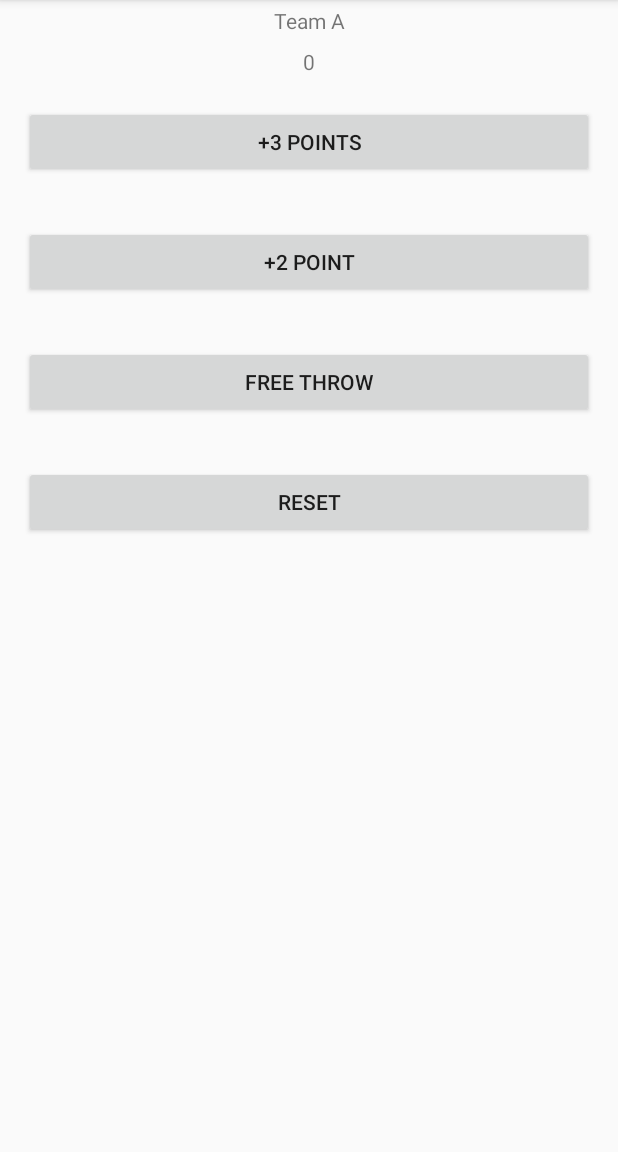
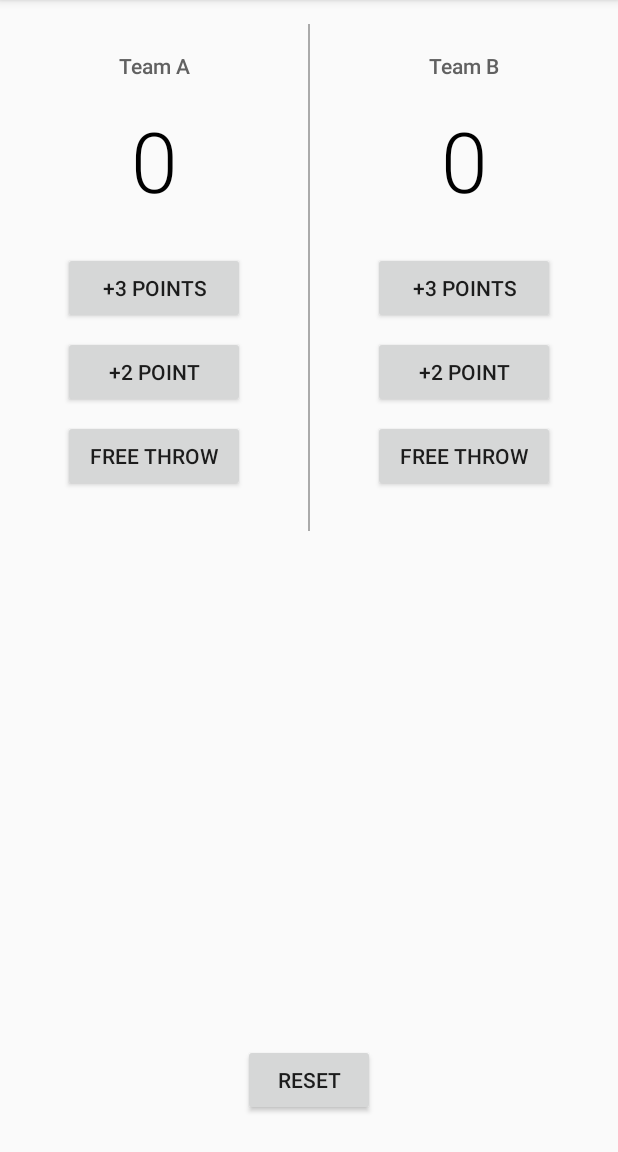
Before and after one commit to Kiarie1/CourtCounter.v1, an Android app: the screen it shows after launch (MainActivity), on a phone screen of 412 x 824 dp, the part 84-1236 px from its top. Run offline under Robolectric (Android 15) with nearby library versions, the phone set to English and light mode, and no system bars.

Commit message:
Update activity_main.xml

```diff
--- a/app/src/main/res/layout/activity_main.xml
+++ b/app/src/main/res/layout/activity_main.xml
@@ -1,51 +1,155 @@
 <?xml version="1.0" encoding="utf-8"?>
-<LinearLayout xmlns:android="http://schemas.android.com/apk/res/android"
+<RelativeLayout xmlns:android="http://schemas.android.com/apk/res/android"
     xmlns:tools="http://schemas.android.com/tools"
     android:layout_width="match_parent"
-    android:layout_height="match_parent"
-    android:orientation="vertical"
+    android:layout_height="match_parent">
+
+    <LinearLayout
+        android:layout_width="match_parent"
+        android:layout_height="wrap_content"
+        android:orientation="horizontal"
         tools:context="com.example.android.courtcounter.MainActivity">
+
+
+        <LinearLayout
+            android:layout_width="0dp"
+            android:layout_height="wrap_content"
+            android:layout_margin="18dp"
+            android:layout_weight="1"
+            android:orientation="vertical">
+
 
             <TextView
                 android:layout_width="match_parent"
                 android:layout_height="wrap_content"
+                android:layout_marginBottom="16dp"
+                android:layout_marginTop="16dp"
+                android:fontFamily="sans-serif-medium"
                 android:gravity="center_horizontal"
-        android:padding="4dp"
-        android:text="Team A" />
+                android:text="Team A"
+                android:textColor="#616161"
+                android:textSize="14sp" />
 
             <TextView
                 android:id="@+id/team_a_score"
                 android:layout_width="match_parent"
                 android:layout_height="wrap_content"
+                android:layout_marginBottom="24dp"
+                android:fontFamily="sans-serif-light"
                 android:gravity="center_horizontal"
-        android:padding="4dp"
-        android:text="0"/>
+                android:text="0"
+                android:textColor="#000000"
+                android:textSize="56sp" />
 
             <Button
                 android:layout_width="match_parent"
                 android:layout_height="wrap_content"
-      android:layout_margin="16dp"
-      android:text="@string/three_points"
-      android:onClick="threePoints"  />
+                android:layout_marginBottom="8dp"
+                android:layout_marginLeft="24dp"
+                android:layout_marginRight="24dp"
+                android:onClick="threePointsA"
+                android:text="@string/three_points" />
 
             <Button
                 android:layout_width="match_parent"
                 android:layout_height="wrap_content"
-        android:layout_margin="16dp"
-        android:text="@string/two_points"
-        android:onClick="twoPoints"/>
-    <Button
-        android:layout_width="match_parent"
-        android:layout_height="wrap_content"
-        android:layout_margin="16dp"
-        android:text="@string/free"
-        android:onClick="freePoint"/>
+                android:layout_marginBottom="8dp"
+                android:layout_marginLeft="24dp"
+                android:layout_marginRight="24dp"
+                android:onClick="twoPointsA"
+                android:text="@string/two_points" />
 
             <Button
                 android:layout_width="match_parent"
                 android:layout_height="wrap_content"
-        android:layout_margin="16dp"
-        android:text="@string/reset"
-        android:onClick="reset"/>
+                android:layout_marginBottom="8dp"
+                android:layout_marginLeft="24dp"
+                android:layout_marginRight="24dp"
+                android:onClick="freePointA"
+                android:text="@string/free" />
 
         </LinearLayout>
+
+        <View
+            android:layout_width="1dp"
+            android:layout_height="match_parent"
+            android:layout_marginTop="16dp"
+            android:background="@android:color/darker_gray"
+            android:rotation="180">
+
+        </View>
+
+
+        <LinearLayout
+            android:layout_width="0dp"
+            android:layout_height="wrap_content"
+            android:layout_margin="18dp"
+            android:layout_weight="1"
+            android:orientation="vertical">
+
+
+            <TextView
+                android:layout_width="match_parent"
+                android:layout_height="wrap_content"
+                android:layout_marginBottom="16dp"
+                android:layout_marginTop="16dp"
+                android:fontFamily="sans-serif-medium"
+                android:gravity="center_horizontal"
+                android:text="Team B"
+                android:textColor="#616161"
+                android:textSize="14sp" />
+
+            <TextView
+                android:id="@+id/team_b_score"
+                android:layout_width="match_parent"
+                android:layout_height="wrap_content"
+                android:layout_marginBottom="24dp"
+                android:fontFamily="sans-serif-light"
+                android:gravity="center_horizontal"
+                android:text="0"
+                android:textColor="#000000"
+                android:textSize="56sp" />
+
+            <Button
+                android:layout_width="match_parent"
+                android:layout_height="wrap_content"
+                android:layout_marginBottom="8dp"
+                android:layout_marginLeft="24dp"
+                android:layout_marginRight="24dp"
+                android:onClick="threePointsB"
+                android:text="@string/three_points" />
+
+            <Button
+                android:layout_width="match_parent"
+                android:layout_height="wrap_content"
+                android:layout_marginBottom="8dp"
+                android:layout_marginLeft="24dp"
+                android:layout_marginRight="24dp"
+                android:onClick="twoPointsB"
+                android:text="@string/two_points" />
+
+            <Button
+                android:layout_width="match_parent"
+                android:layout_height="wrap_content"
+                android:layout_marginBottom="8dp"
+                android:layout_marginLeft="24dp"
+                android:layout_marginRight="24dp"
+                android:onClick="freePointB"
+                android:text="@string/free" />
+
+
+        </LinearLayout>
+
+
+    </LinearLayout>
+
+    <Button
+        android:layout_width="wrap_content"
+        android:layout_height="wrap_content"
+        android:layout_alignParentBottom="true"
+        android:layout_centerHorizontal="true"
+        android:layout_marginBottom="24dp"
+        android:onClick="reset"
+        android:text="@string/reset" />
+
+</RelativeLayout>
```
Lines whose indentation alone changed are shown as unchanged.
